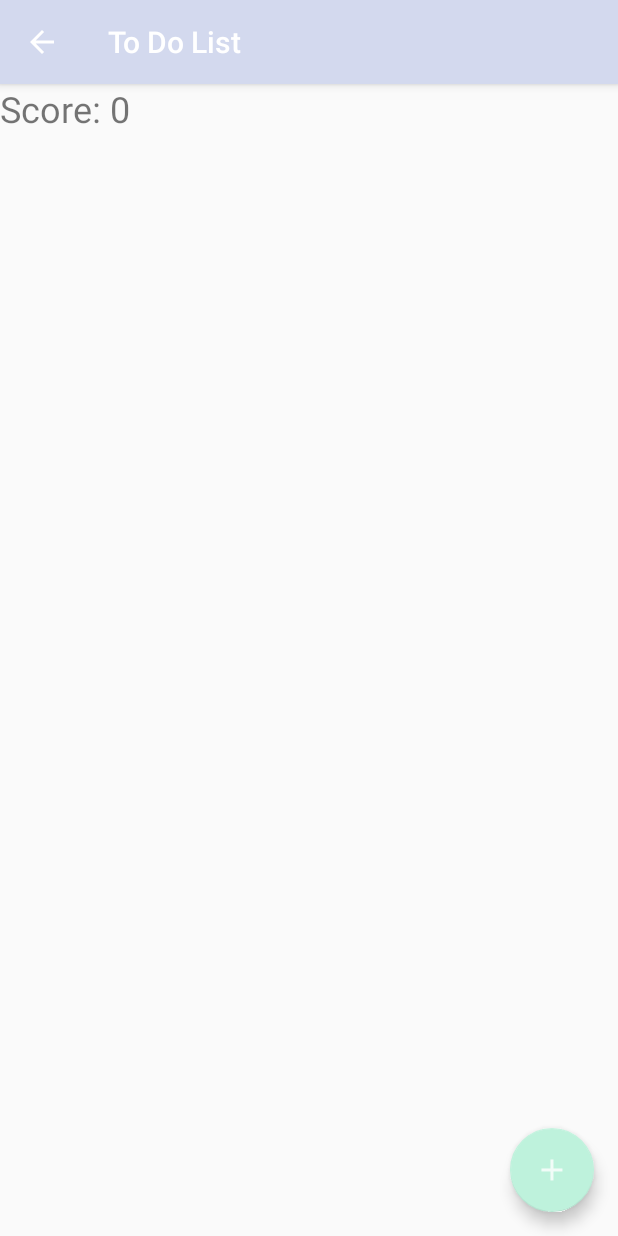
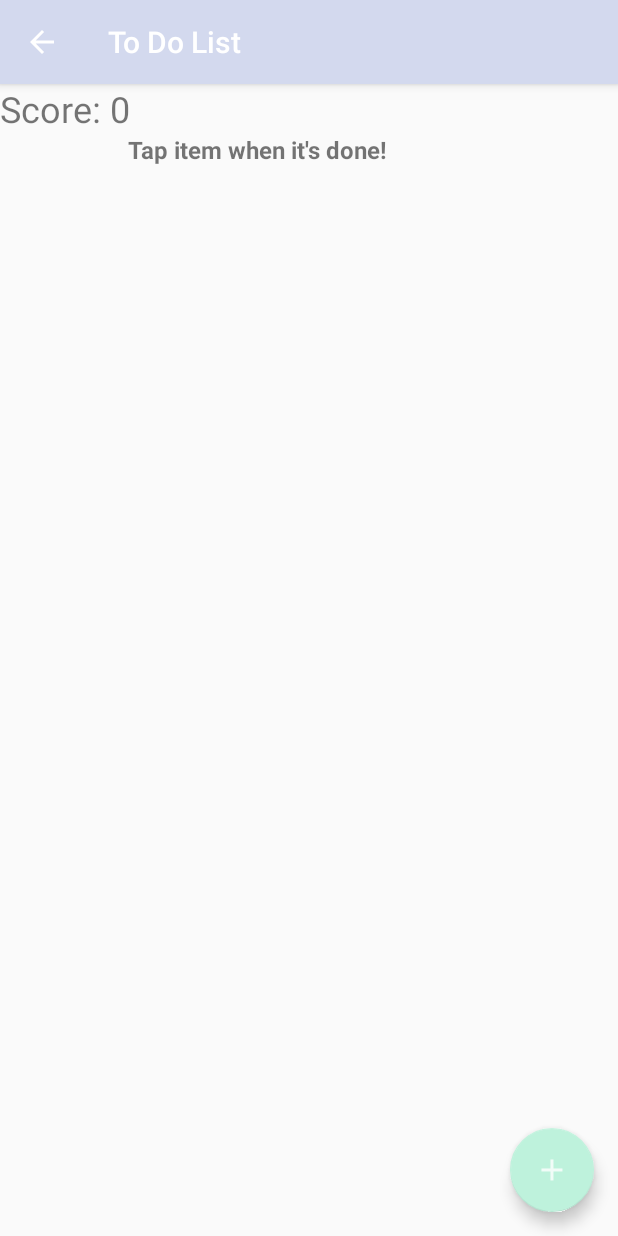
Before and after one commit to ronniehung/petcbt, an Android app: the ToDoListActivity screen opened directly, with no data from a screen before it, on a phone screen of 412 x 824 dp. Run offline under Robolectric (Android 15) with nearby library versions, the phone set to English and light mode, and no system bars.

Commit message:
Added instruction to delete item on to do list and deleted obsolete code

```diff
--- a/app/src/main/java/com/example/android/petcbt/ToDoListActivity.java
+++ b/app/src/main/java/com/example/android/petcbt/ToDoListActivity.java
@@ -23,7 +23,6 @@ import java.util.Arrays;
 public class ToDoListActivity extends AppCompatActivity {
 
     private ArrayList<String> todos;
-    //private CheckBoxAdapter adapter;
     private ArrayAdapter adapter;
     private int score;
     public TextView scoreboard;
@@ -61,16 +60,11 @@ public class ToDoListActivity extends AppCompatActivity {
         String mScore = mPrefs.getString("score", "0");
         score = Integer.parseInt(mScore);
 
-
-
-
         super.onCreate(savedInstanceState);
         setContentView(R.layout.activity_to_do_list);
         Toolbar toolbar = (Toolbar) findViewById(R.id.toolbar);
         setSupportActionBar(toolbar);
 
-
-        //adapter = new CheckBoxAdapter(this, todos);
         adapter = new ArrayAdapter<>(this, R.layout.todo_list_item, todos);
 
         FloatingActionButton fab = (FloatingActionButton) findViewById(R.id.fab);
@@ -86,7 +80,7 @@ public class ToDoListActivity extends AppCompatActivity {
                             @Override
                             public void onClick(DialogInterface dialog, int which) {
                                 String task = String.valueOf(taskEditText.getText());
-                                todos.add(task);
+                                todos.add("- " + task);
                                 adapter.notifyDataSetChanged();
                             }
                         })
@@ -98,10 +92,7 @@ public class ToDoListActivity extends AppCompatActivity {
         getSupportActionBar().setDisplayHomeAsUpEnabled(true);
 
         ListView todoListView = (ListView) findViewById(R.id.todo_list);
-        todoListView.setDivider(null);
-        todoListView.setDividerHeight(0);
         todoListView.setAdapter(adapter);
-//        todoListView.setItemsCanFocus(false);
 
 
         todoListView.setOnItemClickListener(new AdapterView.OnItemClickListener() {
@@ -116,30 +107,6 @@ public class ToDoListActivity extends AppCompatActivity {
             }
         });
 
-
-
-//        CheckBox checkedItem = (CheckBox) findViewById(R.id.toDoItem);
-//        checkedItem.setOnClickListener(new AdapterView.OnClickListener() {
-////            public void onItemClick(AdapterView<?> adapterView, View view, int i, long l) {
-////
-////                todos.remove(i);
-////                adapter.notifyDataSetChanged();
-////                points += TODO_POINT_VALUE;
-////                updateScoreboard();
-////
-////            }
-//
-//
-//            @Override
-//            public void onClick(View view) {
-//                todos.remove(i);
-//                adapter.notifyDataSetChanged();
-//                points += TODO_POINT_VALUE;
-//                updateScoreboard();
-//            }
-//        });
-
-
         scoreboard = (TextView) findViewById(R.id.scoreboard);
         updateScoreboard();
 
--- a/app/src/main/res/layout/content_to_do_list.xml
+++ b/app/src/main/res/layout/content_to_do_list.xml
@@ -10,23 +10,30 @@
     tools:showIn="@layout/activity_to_do_list">
 
     <LinearLayout
-        android:layout_width="match_parent"
-        android:layout_height="match_parent"
-        android:orientation="vertical">
-
+        android:layout_width="344dp"
+        android:layout_height="495dp"
+        android:orientation="vertical"
+        tools:layout_editor_absoluteY="8dp"
+        tools:layout_editor_absoluteX="8dp">
         <TextView
             android:layout_width="wrap_content"
             android:layout_height="wrap_content"
             android:text="hello"
             android:textSize="24sp"
             android:id="@+id/scoreboard" />
-
+        <TextView
+            android:layout_width="wrap_content"
+            android:layout_height="wrap_content"
+            android:layout_gravity="center"
+            android:textStyle="bold"
+            android:textSize="16sp"
+            android:layout_marginBottom="10dp"
+            android:text="Tap item when it's done!"/>
         <ListView
             android:layout_width="match_parent"
             android:layout_height="match_parent"
             android:id="@+id/todo_list"
             android:choiceMode="multipleChoice">
-
         </ListView>
 
     </LinearLayout>
```
Also changed, not shown: app/src/main/java/com/example/android/petcbt/CheckBoxAdapter.java (deleted, +0 -37 lines), app/src/main/res/layout/item_todo.xml (deleted, +0 -31 lines).
